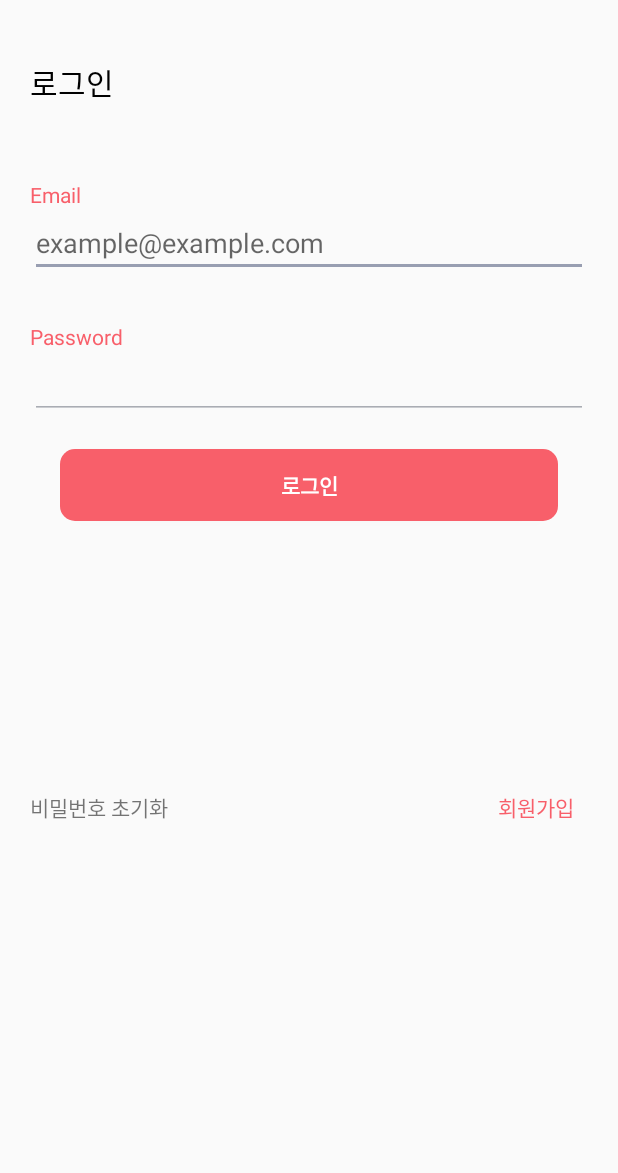
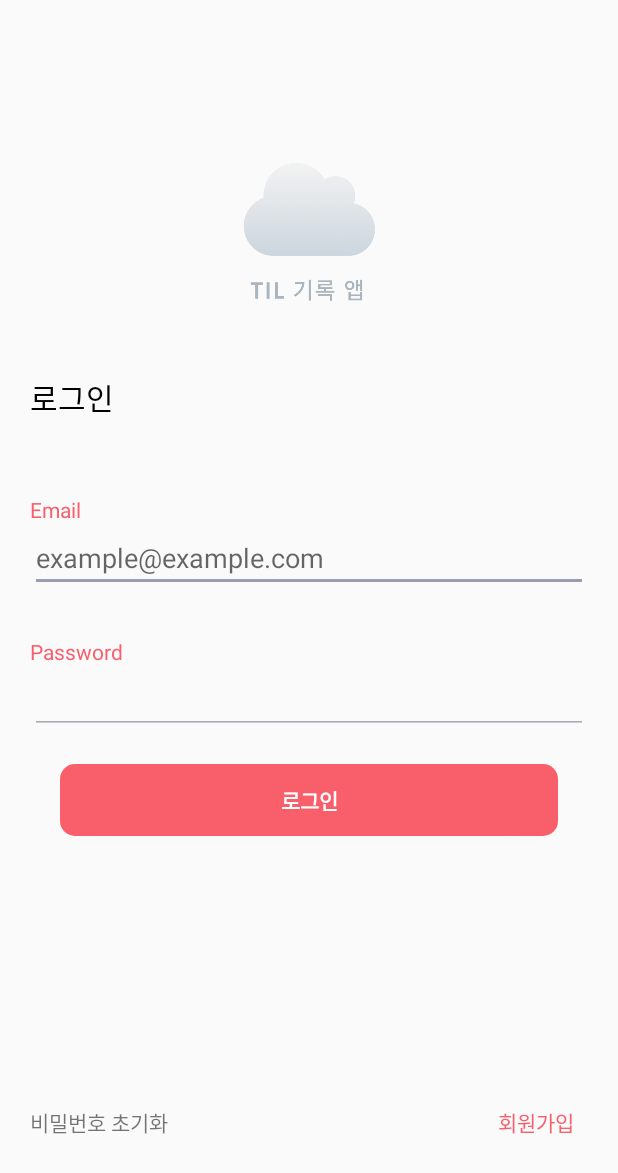
Before and after one commit to GDSC-KNU/TIL-Frontend, an Android app: the screen it shows after launch (MainActivity), on a phone screen of 412 x 824 dp. Shown: the top 1173 px of the screen. Run offline under Robolectric (Android 15) with nearby library versions, the phone set to English and light mode, and no system bars; libraries missing offline, so code that uses them is left out: com.squareup.okhttp.

Commit message:
[Feat] 상태바 색상 변경 및 앱 아이콘 추가 (#5)

```diff
--- a/app/src/main/res/layout/activity_main.xml
+++ b/app/src/main/res/layout/activity_main.xml
@@ -1,9 +1,17 @@
 <?xml version="1.0" encoding="utf-8"?>
-<LinearLayout
-    xmlns:android="http://schemas.android.com/apk/res/android"
+<LinearLayout xmlns:android="http://schemas.android.com/apk/res/android"
+    xmlns:app="http://schemas.android.com/apk/res-auto"
     android:layout_width="match_parent"
     android:layout_height="match_parent"
+    android:layout_weight="1"
     android:orientation="vertical">
+
+    <ImageView
+        android:id="@+id/imageView"
+        android:layout_width="match_parent"
+        android:layout_height="110dp"
+        android:layout_marginTop="100dp"
+        app:srcCompat="@drawable/app_icon" />
 
     <TextView
         android:layout_width="wrap_content"
--- a/app/src/main/res/values/styles.xml
+++ b/app/src/main/res/values/styles.xml
@@ -3,7 +3,7 @@
     <style name="AppTheme" parent="Theme.AppCompat.Light.DarkActionBar">
         <!-- Customize your theme here. -->
         <item name="colorPrimary">@color/colorPrimary</item>
-        <item name="colorPrimaryDark">@color/colorPrimaryDark</item>
+        <item name="colorPrimaryDark">#A9A9A9</item>
         <item name="colorAccent">@color/colorAccent</item>
         <item name="colorControlNormal">#A9ACB3</item>
         <item name="colorControlActivated">@color/cursor</item>
```
Also changed, not shown: app/src/main/res/drawable/app_icon.png (added).
